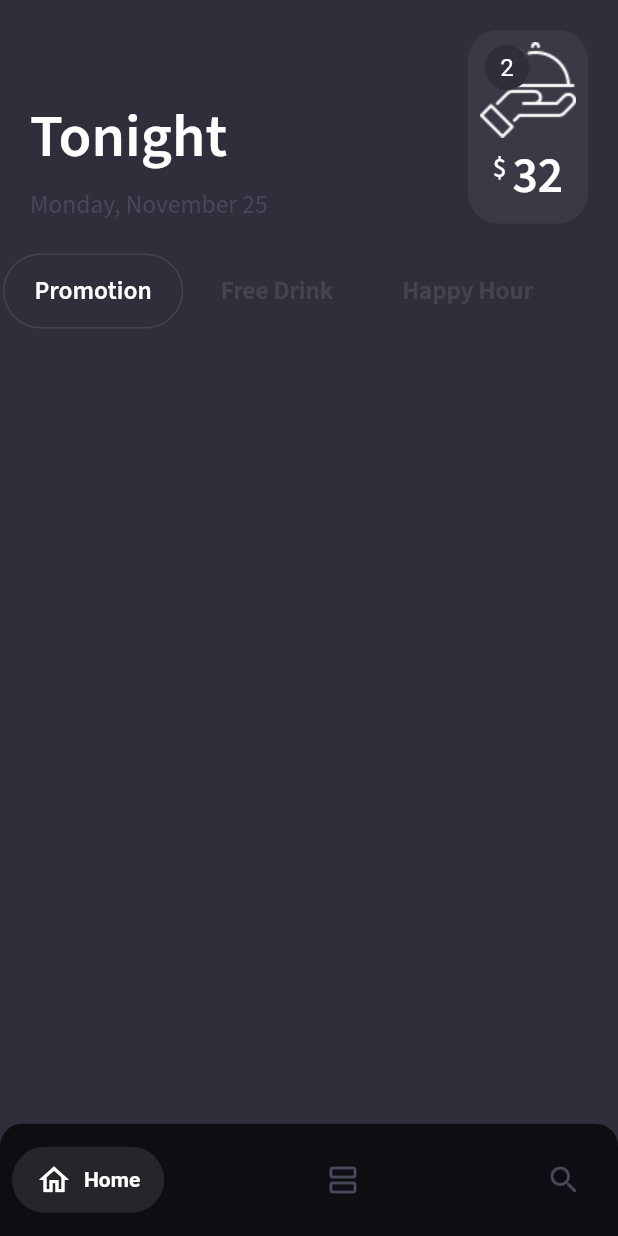
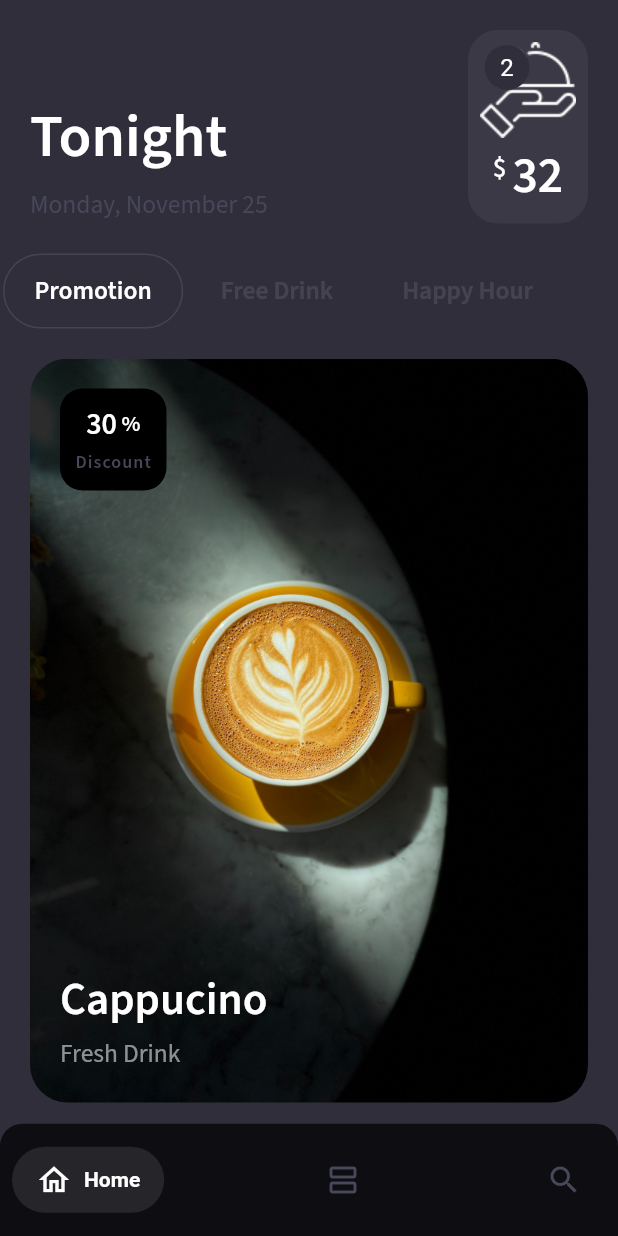
Before and after one commit to akhilaand/restaurant_app_ui_week1, a Flutter app: the screen it shows after launch, on a phone screen of 412 x 824 dp. Run offline on Flutter 3.47's test engine with Material 2 defaults, Android fonts, the phone set to English and light mode, and no system bars; drawn by our look-alikes of salomon_bottom_bar; our stand-ins replace google_fonts.

Commit message:
product container in homescreen completed

```diff
--- a/lib/presentation/screens/homeScreen/home_screen.dart
+++ b/lib/presentation/screens/homeScreen/home_screen.dart
@@ -1,4 +1,5 @@
 import 'package:flutter/material.dart';
+import 'package:restaurant_app_week1/presentation/screens/homeScreen/widgets/build_product_container.dart';
 import 'package:restaurant_app_week1/presentation/screens/homeScreen/widgets/custom_appbar.dart';
 import 'package:restaurant_app_week1/presentation/screens/homeScreen/widgets/custom_tab_bar.dart';
 import 'package:restaurant_app_week1/utils/color.dart';
@@ -12,14 +13,16 @@ class HomeScreen extends StatelessWidget {
 
   @override
   Widget build(BuildContext context) {
-    Size size=MediaQuery.of(context).size;
-    return  Scaffold(
-      bottomNavigationBar: CustomBottomNavigationBar(size: size,),
+    Size size = MediaQuery.of(context).size;
+    return Scaffold(
+      bottomNavigationBar: CustomBottomNavigationBar(
+        size: size,
+      ),
       body: ListView(
-        children:   [
+        children: [
           const CustomAppbar(),
-          CustomTabBar()
-
+          CustomTabBar(),
+          const BuildProductContainer()
         ],
       ),
     );
--- /dev/null
+++ b/lib/presentation/screens/homeScreen/widgets/build_product_container.dart
@@ -0,0 +1,95 @@
+import 'package:flutter/material.dart';
+
+import '../../../../utils/color.dart';
+import '../../../../utils/constants.dart';
+class BuildProductContainer extends StatelessWidget {
+  const BuildProductContainer({
+    Key? key,
+  }) : super(key: key);
+
+  @override
+  Widget build(BuildContext context) {
+    return Padding(
+      padding: const EdgeInsets.all(appPadding),
+      child: Stack(
+        children: [
+          ClipRRect(
+              borderRadius: BorderRadius.circular(25),
+              child: Image.asset(
+                "assets/images/cofee.jpg",
+                fit: BoxFit.fill,
+              )),
+          buildOfferTextContainer(),
+          Positioned(
+            bottom: 20,
+            left: 20,
+            child: Column(
+              crossAxisAlignment: CrossAxisAlignment.start,
+              children: const [
+                Text("Cappucino",style:TextStyle(
+                    fontWeight: FontWeight.w600, fontSize: 30),),
+                SizedBox(
+                  height: 3,
+                ),
+                Text("Fresh Drink",style:TextStyle(
+                  color: Colors.white54,
+                    fontWeight: FontWeight.w400, fontSize: 17),)
+              ],
+            ),
+          )
+        ],
+      ),
+    );
+  }
+
+  Positioned buildOfferTextContainer() {
+    return Positioned(
+          top: 20,
+          left: 20,
+          child: Container(
+            decoration: BoxDecoration(
+                color: black, borderRadius: BorderRadius.circular(15)),
+            child: Padding(
+              padding: const EdgeInsets.all(appPadding / 2),
+              child: Column(
+                children: [
+                  Row(
+                    crossAxisAlignment: CrossAxisAlignment.start,
+                    children: const [
+                      Text(
+                        "30",
+                        style: TextStyle(
+                            fontWeight: FontWeight.w600, fontSize: 20),
+                      ),
+                      SizedBox(
+                        width: 3,
+                      ),
+                      Padding(
+                        padding: EdgeInsets.only(top: 3.0),
+                        child: Text(
+                          "%",
+                          style: TextStyle(
+                              fontWeight: FontWeight.w600,
+                              fontSize: 15),
+                        ),
+                      ),
+                    ],
+                  ),
+                  SizedBox(
+                    height: 3,
+                  ),
+                  const Text(
+                    "Discount",
+                    style: TextStyle(
+                        color: grey,
+                        letterSpacing: 0.7,
+                        fontWeight: FontWeight.w600,
+                        fontSize: 12),
+                  ),
+                ],
+              ),
+            ),
+          ),
+        );
+  }
+}
--- a/lib/presentation/screens/homeScreen/widgets/custom_appbar.dart
+++ b/lib/presentation/screens/homeScreen/widgets/custom_appbar.dart
@@ -69,7 +69,7 @@ class CustomAppbar extends StatelessWidget {
                           top: 2,
                           child: CircleAvatar(
                             radius:15,
-                            backgroundColor: Color(0xff302E3B),
+                            backgroundColor: primaryColor,
                             child: Text("2",style: TextStyle(color: white),),
                           ),
                         )
```
Also changed, not shown: assets/images/cofee.jpg (added), assets/images/drink_image.jpg (added).
